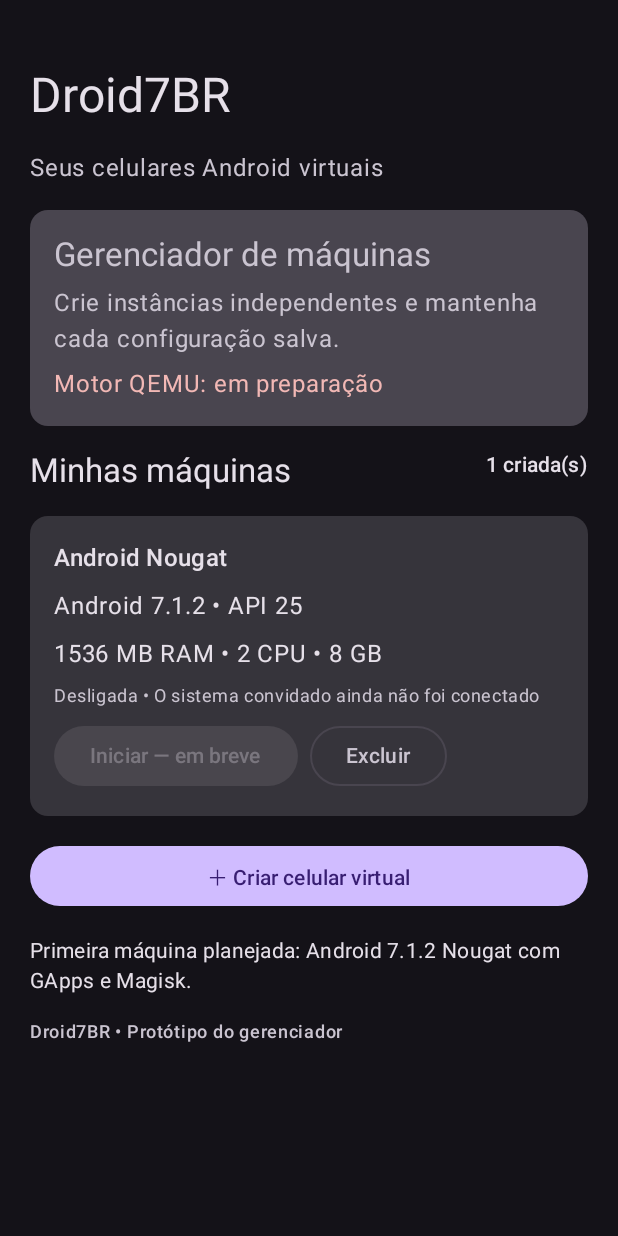
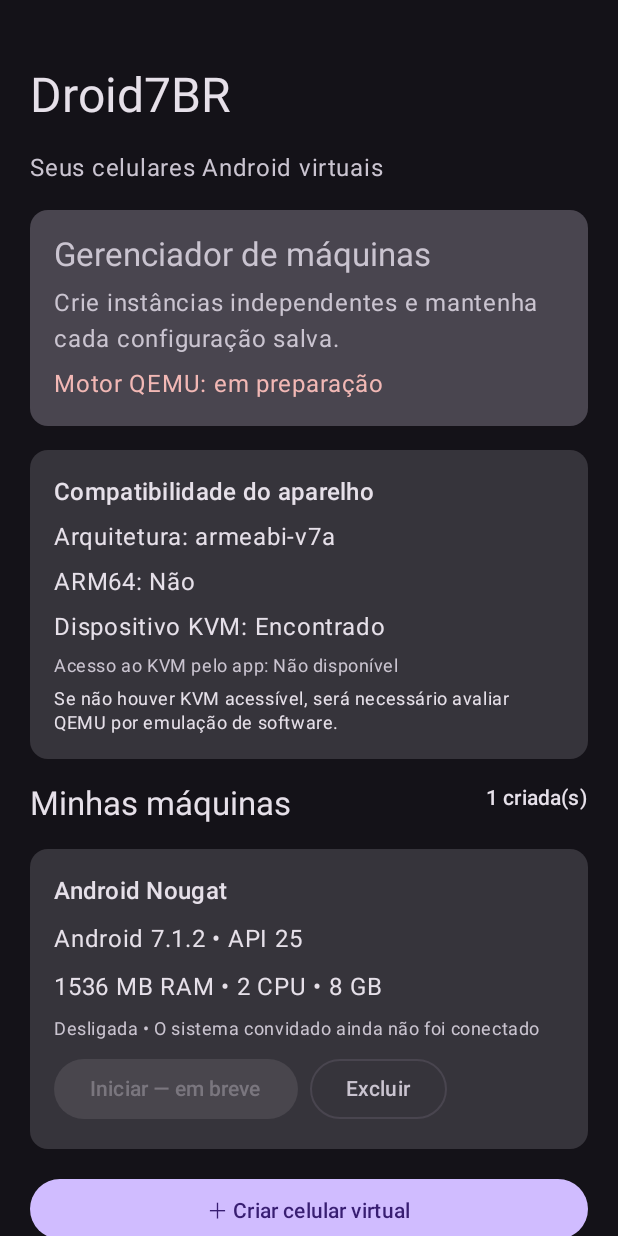
Before and after one commit to Prism-GD/Droid7BR, an Android app built with Jetpack Compose: the screen it shows after launch (MainActivity), on a phone screen of 412 x 824 dp. Run offline under Robolectric (Android 15) with nearby library versions, the phone set to English and light mode, and no system bars.

Commit message:
Show host virtualization capabilities in manager

```diff
--- a/app/src/main/java/br/com/prismgd/droid7br/MainActivity.kt
+++ b/app/src/main/java/br/com/prismgd/droid7br/MainActivity.kt
@@ -27,6 +27,7 @@ import androidx.compose.runtime.mutableStateListOf
 import androidx.compose.runtime.remember
 import androidx.compose.ui.Modifier
 import androidx.compose.ui.unit.dp
+import br.com.prismgd.droid7br.vm.DeviceCapabilities
 import br.com.prismgd.droid7br.vm.VmConfig
 import org.json.JSONArray
 import org.json.JSONObject
@@ -58,6 +59,7 @@ private fun Droid7BRHome(
     val machines = remember {
         mutableStateListOf<VmConfig>().apply { addAll(initialMachines) }
     }
+    val deviceCapabilities = remember { DeviceCapabilities.detect() }
 
     Surface(
         modifier = Modifier.fillMaxSize(),
@@ -91,6 +93,27 @@ private fun Droid7BRHome(
                     Text("Gerenciador de máquinas", style = MaterialTheme.typography.titleLarge)
                     Text("Crie instâncias independentes e mantenha cada configuração salva.")
                     Text("Motor QEMU: em preparação", color = MaterialTheme.colorScheme.error)
+                }
+            }
+
+            Card(modifier = Modifier.fillMaxWidth()) {
+                Column(
+                    modifier = Modifier.padding(16.dp),
+                    verticalArrangement = Arrangement.spacedBy(6.dp)
+                ) {
+                    Text("Compatibilidade do aparelho", style = MaterialTheme.typography.titleMedium)
+                    Text("Arquitetura: ${deviceCapabilities.primaryAbi}")
+                    Text("ARM64: ${if (deviceCapabilities.isArm64) "Sim" else "Não"}")
+                    Text("Dispositivo KVM: ${if (deviceCapabilities.kvmDevicePresent) "Encontrado" else "Não encontrado"}")
+                    Text(
+                        "Acesso ao KVM pelo app: ${if (deviceCapabilities.kvmLikelyUsableByApp) "Possível (ainda precisa ser validado pelo QEMU)" else "Não disponível"}",
+                        style = MaterialTheme.typography.bodySmall,
+                        color = MaterialTheme.colorScheme.onSurfaceVariant
+                    )
+                    Text(
+                        "Se não houver KVM acessível, será necessário avaliar QEMU por emulação de software.",
+                        style = MaterialTheme.typography.bodySmall
+                    )
                 }
             }
 
```
